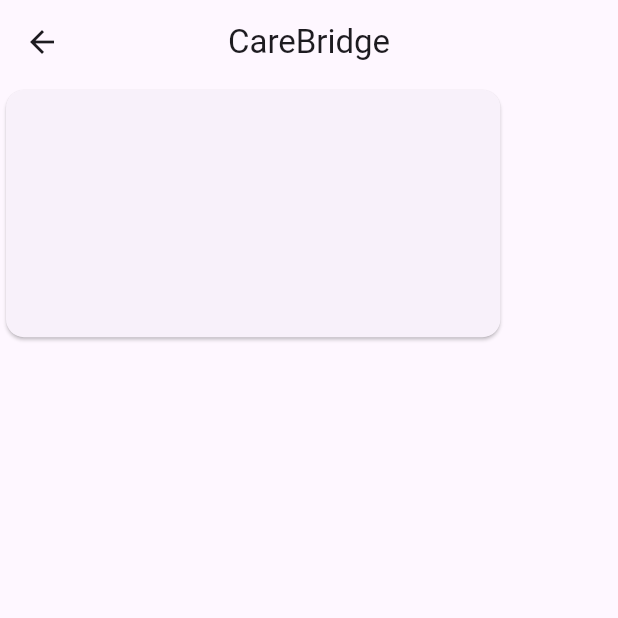
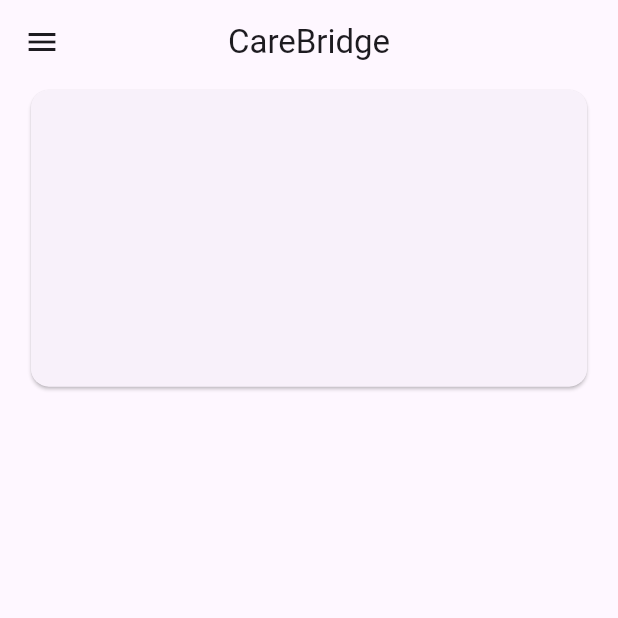
Before and after one commit to Arunav47/CareBridge, a Flutter app: the HomePageScreen screen opened directly, on a phone screen of 412 x 824 dp, the top half of it. Run offline on Flutter 3.47's test engine with Material 3 defaults, Android fonts, the phone set to English and light mode, and no system bars; statements that could not run were skipped.

Commit message:
homepage

```diff
--- a/lib/auth/login/login.dart
+++ b/lib/auth/login/login.dart
@@ -1,3 +1,4 @@
+import 'package:carebridge/home/homepage.dart';
 import 'package:carebridge/utils/validator/validator.dart';
 import 'package:carebridge/widgets/customElevatedButton/custom_elevated_button.dart';
 import 'package:carebridge/widgets/customTextButton/custom_text_button.dart';
@@ -63,7 +64,9 @@
                     ),
                     SizedBox(height: height*0.04,),
                     CustomElevatedButton(
-                      onPressed: (){},
+                      onPressed: (){
+                        Navigator.push(context, MaterialPageRoute(builder: (context) => HomePageScreen()));
+                      },
                       child: const Text("Login"),
                     ),
                     Row(
--- a/lib/home/homepage.dart
+++ b/lib/home/homepage.dart
@@ -13,21 +13,26 @@
     double height = MediaQuery.of(context).size.height;
     double width = MediaQuery.of(context).size.width;
     return Scaffold(
+      drawer: Drawer(
+        child: ,),
       appBar: AppBar(
         title: Text("CareBridge"),
         centerTitle: true,
       ),
-      body: Column(
+      body: SizedBox(
+        width: width,
+        child: Column(
           crossAxisAlignment: CrossAxisAlignment.center,
           children: [
             Card(
               child: Container(
-              height: height*0.2,
-              width: width*0.8,
+                height: height*0.24,
+                width: width*0.9,
               ),
             )
           ],
         ),
+      ),
     );
   }
 }
--- a/pubspec.yaml
+++ b/pubspec.yaml
@@ -35,6 +35,7 @@
   # The following adds the Cupertino Icons font to your application.
   # Use with the CupertinoIcons class for iOS style icons.
   cupertino_icons: ^1.0.6
+  carousel_slider: ^4.2.1
 
 dev_dependencies:
   flutter_test:
```
Also changed, not shown: pubspec.lock. Lines whose indentation alone changed are shown as unchanged.
